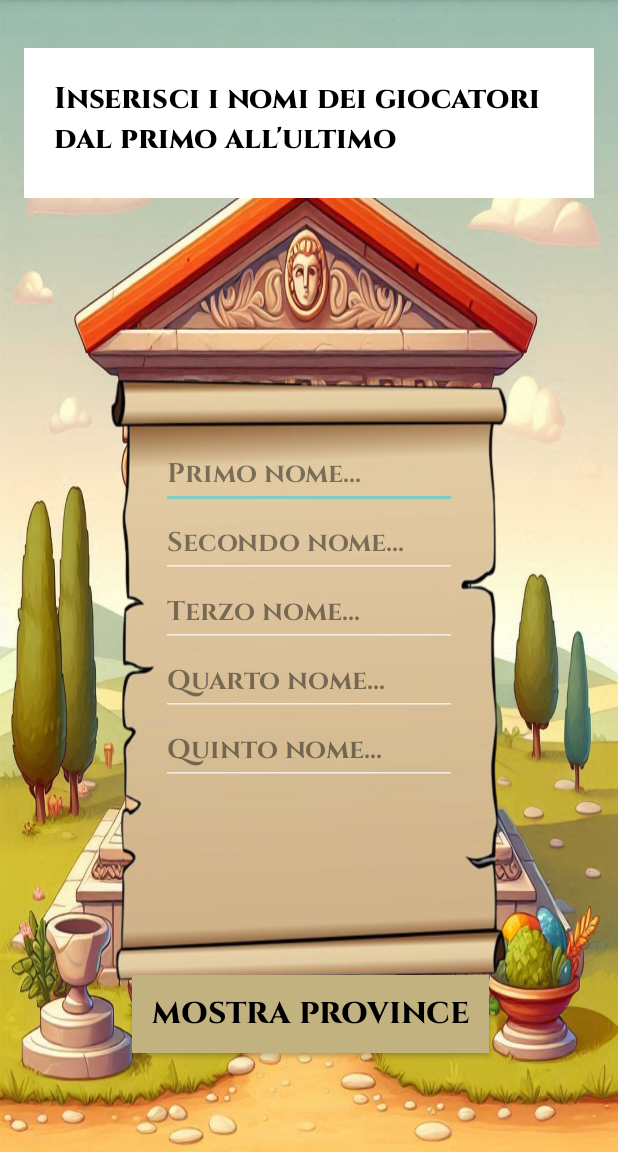
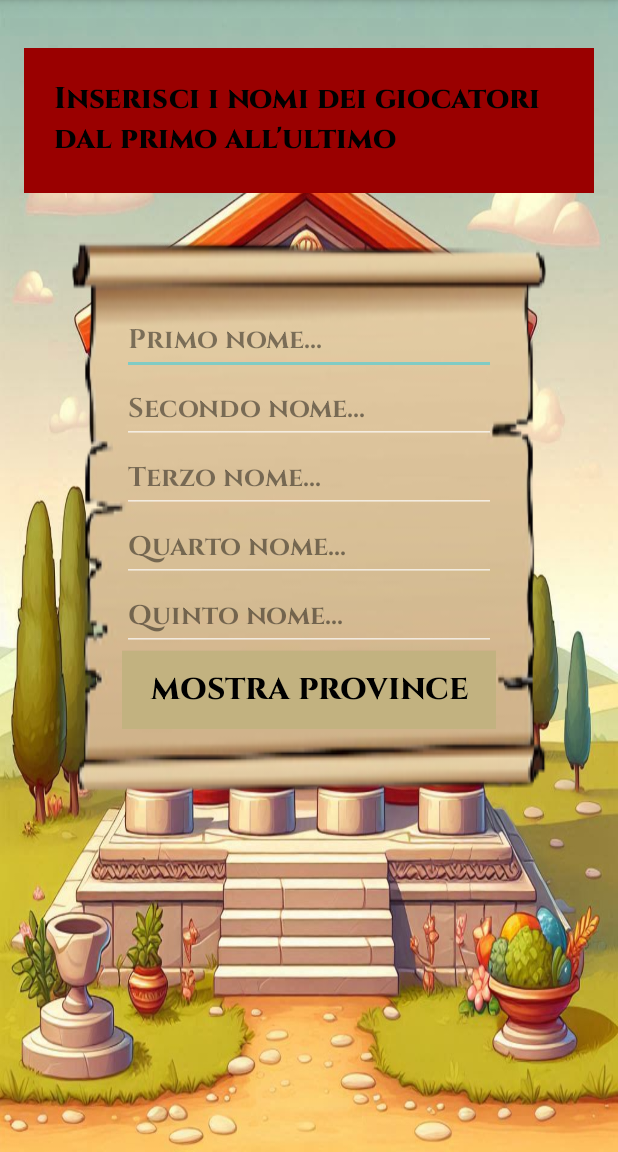
Before and after one commit to rickm01/SPQRisiko, an Android app: the FirstPageActivity screen opened directly, with no data from a screen before it, on a phone screen of 412 x 824 dp, the part 84-1236 px from its top. Run offline under Robolectric (Android 15) with nearby library versions, the phone set to English and light mode, and no system bars.

Commit message:
Fixing of firstpage

```diff
--- a/app/src/main/res/layout/activity_first_page.xml
+++ b/app/src/main/res/layout/activity_first_page.xml
@@ -8,19 +8,17 @@
     android:background="@drawable/backgroudfirstpage">
 
     <TextView
+        android:id="@+id/textView"
         android:layout_width="match_parent"
-        android:layout_height="100dp"
-
+        android:layout_height="wrap_content"
         android:layout_alignParentTop="true"
-
         android:layout_marginTop="16dp"
         android:layout_marginBottom="30dp"
         android:autoSizeMaxTextSize="32sp"
         android:autoSizeMinTextSize="20sp"
-
         android:autoSizeStepGranularity="2sp"
         android:autoSizeTextType="uniform"
-        android:background="@color/white"
+        android:background="#9A0000"
         android:fontFamily="@font/cinzel_extrabold"
         android:padding="20dp"
         android:text="@string/insert_names_title"
@@ -29,27 +27,24 @@
 
     <LinearLayout
         android:id="@+id/linearLayout"
-        android:layout_width="333dp"
-        android:layout_height="262dp"
-        android:layout_alignParentStart="true"
-        android:layout_alignParentTop="true"
-        android:layout_alignParentEnd="true"
-        android:layout_alignParentBottom="true"
-        android:layout_gravity="center"
-        android:layout_marginStart="31dp"
-        android:layout_marginTop="232dp"
-        android:layout_marginEnd="31dp"
-        android:layout_marginBottom="93dp"
-        android:background="@drawable/perchment3"
-        android:orientation="vertical"
-        android:paddingLeft="60dp"
-        android:paddingTop="45dp"
-        android:paddingRight="60dp">
+        android:layout_width="match_parent"
+        android:layout_height="wrap_content"
+        android:layout_below="@+id/textView"
+        android:background="@drawable/perchment4"
+        android:orientation="vertical">
+
+        <LinearLayout
+            android:layout_width="match_parent"
+            android:layout_height="wrap_content"
+            android:layout_marginHorizontal="65dp"
+            android:layout_marginTop="45dp"
+            android:layout_marginBottom="45dp"
+            android:orientation="vertical">
 
             <EditText
                 android:id="@+id/editTextName1"
                 android:layout_width="match_parent"
-            android:layout_height="wrap_content"
+                android:layout_height="match_parent"
                 android:layout_gravity="center"
                 android:fontFamily="@font/cinzel_bold"
                 android:hint="Primo nome..."
@@ -59,7 +54,7 @@
             <EditText
                 android:id="@+id/editTextName2"
                 android:layout_width="match_parent"
-            android:layout_height="wrap_content"
+                android:layout_height="match_parent"
                 android:layout_gravity="center"
                 android:fontFamily="@font/cinzel_bold"
                 android:hint="Secondo nome..."
@@ -69,7 +64,7 @@
             <EditText
                 android:id="@+id/editTextName3"
                 android:layout_width="match_parent"
-            android:layout_height="wrap_content"
+                android:layout_height="match_parent"
                 android:layout_gravity="center"
                 android:fontFamily="@font/cinzel_bold"
                 android:hint="Terzo nome..."
@@ -79,7 +74,7 @@
             <EditText
                 android:id="@+id/editTextName4"
                 android:layout_width="match_parent"
-            android:layout_height="wrap_content"
+                android:layout_height="match_parent"
                 android:layout_gravity="center"
                 android:fontFamily="@font/cinzel_bold"
                 android:hint="Quarto nome..."
@@ -89,26 +84,19 @@
             <EditText
                 android:id="@+id/editTextName5"
                 android:layout_width="match_parent"
-            android:layout_height="wrap_content"
+                android:layout_height="match_parent"
                 android:layout_gravity="center"
                 android:fontFamily="@font/cinzel_bold"
                 android:hint="Quinto nome..."
                 android:textColor="#000000"
                 android:textColorHint="#75000000" />
 
-    </LinearLayout>
-
             <Button
                 android:id="@+id/buttonSubmit"
-        android:layout_width="wrap_content"
+                android:layout_width="match_parent"
                 android:layout_height="wrap_content"
-        android:layout_alignParentStart="true"
-        android:layout_alignParentEnd="true"
-        android:layout_alignParentBottom="true"
+                android:layout_below="@+id/linearLayout"
                 android:layout_gravity="center"
-        android:layout_marginStart="72dp"
-        android:layout_marginEnd="70dp"
-        android:layout_marginBottom="50dp"
                 android:background="#C2B280"
                 android:fontFamily="@font/cinzel_extrabold"
                 android:padding="12dp"
@@ -116,4 +104,8 @@
                 android:textColor="#000000"
                 android:textSize="20dp" />
 
+        </LinearLayout>
+    </LinearLayout>
+
+
 </RelativeLayout>
--- a/app/src/main/res/values/strings.xml
+++ b/app/src/main/res/values/strings.xml
@@ -1,4 +1,4 @@
 <resources>
     <string name="app_name">SPQRisiko</string>
-    <string name="insert_names_title">Inserisci i nomi dei giocatori dal primo all\'ultimo</string>
+    <string name="insert_names_title">Inserisci i nomi dei giocatori dal primo all\'ultimo\n</string>
 </resources>
```
Also changed, not shown: app/src/main/java/com/example/SPQRisiko/GenerationOfRandomProvincesActivity.java (+27 -0 lines), app/src/main/res/layout/activity_second_page.xml (+6 -26 lines), app/src/main/res/drawable/perchment4.png (added), app/src/main/res/drawable/perchment5.png (added). Lines whose indentation alone changed are shown as unchanged.
